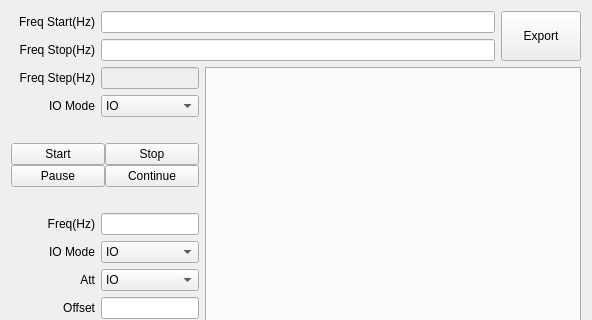
Old version of the form Qt/SPC5_RFU_Debug_Tool/Cal/q_cal_tx_att_dlg.ui in the repository Andydingbing/SPC5; both pictures show x 0 to 592 and y 0 to 320 of the 592 by 572 pixel window.
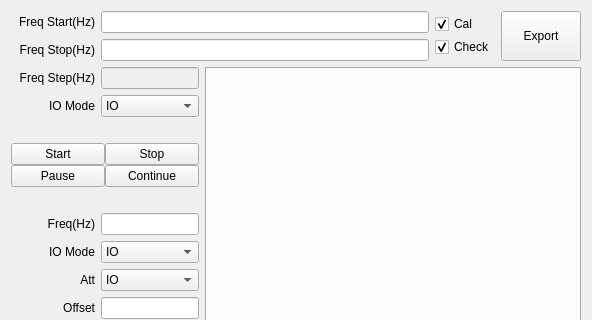
New version of the form. Custom widgets are drawn as their Qt base class.

```diff
--- a/Qt/SPC5_RFU_Debug_Tool/Cal/q_cal_tx_att_dlg.ui
+++ b/Qt/SPC5_RFU_Debug_Tool/Cal/q_cal_tx_att_dlg.ui
@@ -15,7 +15,7 @@
   </property>
   <layout class="QVBoxLayout" name="verticalLayout_2" stretch="0,1">
    <item>
-    <layout class="QHBoxLayout" name="horizontalLayout1" stretch="10,1">
+    <layout class="QHBoxLayout" name="horizontalLayout_2" stretch="10,0,1">
      <item>
       <layout class="QVBoxLayout" name="verticalLayoutFreqStarStop">
        <item>
@@ -84,6 +84,45 @@
        </item>
       </layout>
      </item>
+     <item>
+      <layout class="QVBoxLayout" name="verticalLayoutStarPaus_2">
+       <property name="spacing">
+        <number>0</number>
+       </property>
+       <item>
+        <widget class="QCheckBox" name="checkBoxCal">
+         <property name="sizePolicy">
+          <sizepolicy hsizetype="Fixed" vsizetype="Fixed">
+           <horstretch>0</horstretch>
+           <verstretch>0</verstretch>
+          </sizepolicy>
+         </property>
+         <property name="text">
+          <string>Cal</string>
+         </property>
+         <property name="checked">
+          <bool>true</bool>
+         </property>
+        </widget>
+       </item>
+       <item>
+        <widget class="QCheckBox" name="checkBoxCheck">
+         <property name="sizePolicy">
+          <sizepolicy hsizetype="Fixed" vsizetype="Fixed">
+           <horstretch>0</horstretch>
+           <verstretch>0</verstretch>
+          </sizepolicy>
+         </property>
+         <property name="text">
+          <string>Check</string>
+         </property>
+         <property name="checked">
+          <bool>true</bool>
+         </property>
+        </widget>
+       </item>
+      </layout>
+     </item>
      <item>
       <widget class="QPushButton" name="pushButtonExport">
        <property name="sizePolicy">
```
